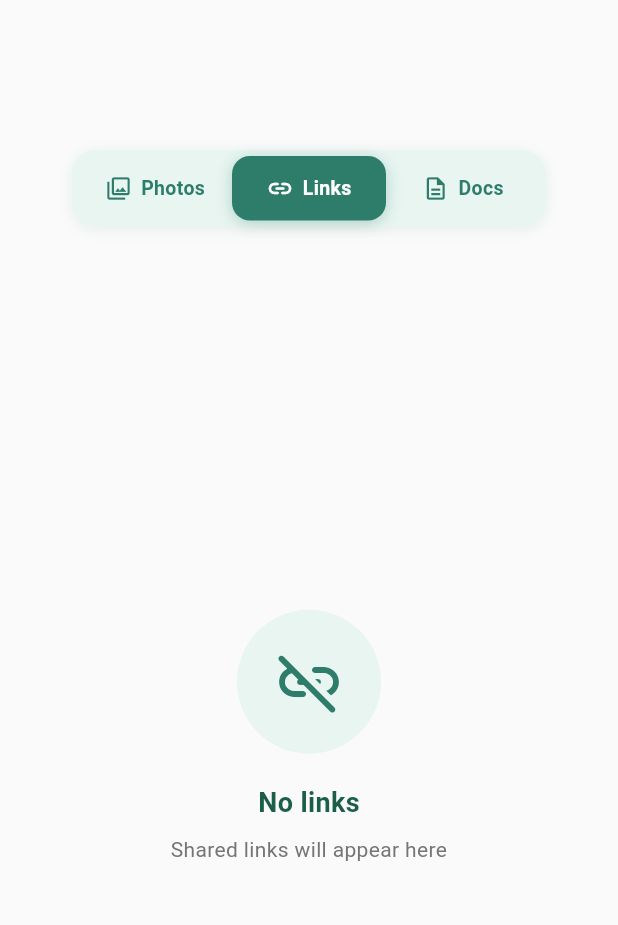
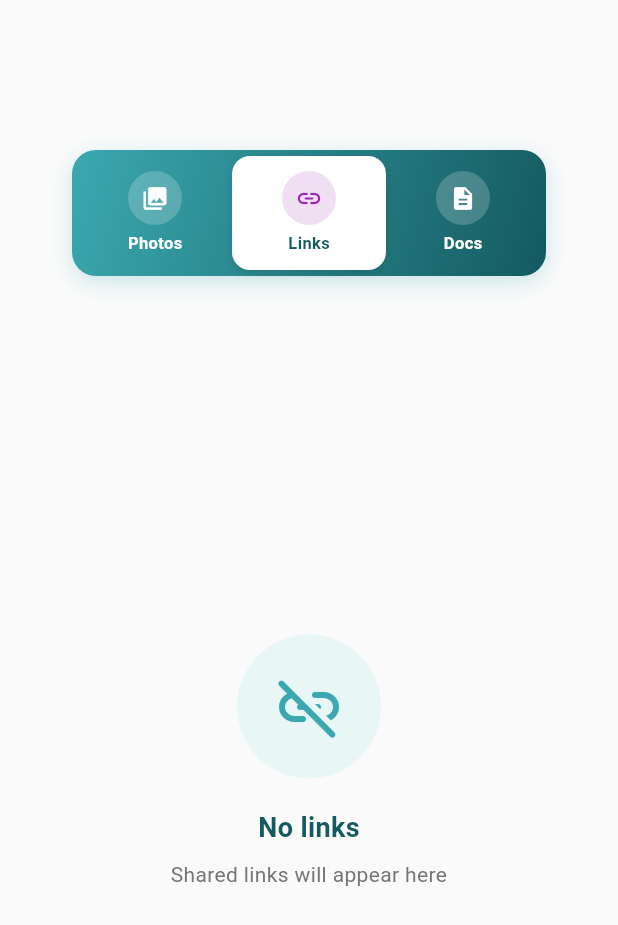
Before and after one commit to donpablitoooooooo/TuyJo, a Flutter app: the MediaScreen screen opened directly, after a tap on "Links", on a phone screen of 412 x 824 dp. Shown: the top 925 px of the screen. Run offline on Flutter 3.47's test engine with Material 3 defaults, Android fonts, the phone set to English and light mode, and no system bars; our stand-ins replace cloud_firestore, file_picker, firebase_core, firebase_messaging, firebase_storage, flutter_compass and 13 more; missing offline and left inert: asn1lib, encrypt, mobile_scanner, pdfx, pointycastle; accounts and stored records are empty; generated files the repository leaves out were written again.

Commit message:
feat: Update media section colors and fix document sharing from external apps
Media Section:
- Update colors to teal theme matching attachment picker modal
- Use gradient background for tab selector (3BA8B0 → 145A60)
- Apply colored icons per category: blue=photos, purple=links, green=docs
- Vertical tab layout with icon circles

Document Sharing Fix (iOS):
- Add document handling in ShareExtension (PDF, DOC, XLS, PPT)
- Add NSExtensionActivationSupportsFileWithMaxCount to Info.plist
- Add loadSharedDocumentPathFromAppGroup in AppDelegate
- Support security-scoped resource access for shared files

https://claude.ai/code/session_01XXxfJ7Wk9V8KiQBFBKe7Gw

```diff
--- a/flutter-app/lib/screens/media_screen.dart
+++ b/flutter-app/lib/screens/media_screen.dart
@@ -10,15 +10,19 @@ import '../models/message.dart';
 import 'pdf_viewer_screen.dart';
 import 'package:url_launcher/url_launcher.dart';
 
-// Colori tema verde fighetto
+// Colori tema teal (stile modale allegati)
 class MediaColors {
-  static const Color primaryGreen = Color(0xFF2E7D6B);
-  static const Color lightGreen = Color(0xFF4CAF93);
-  static const Color accentGreen = Color(0xFF00BFA5);
-  static const Color surfaceGreen = Color(0xFFE8F5F1);
-  static const Color darkGreen = Color(0xFF1B5E4A);
-  static const Color monthBadgeBg = Color(0xFFE0F2EF);
-  static const Color monthBadgeText = Color(0xFF2E7D6B);
+  static const Color primary = Color(0xFF3BA8B0);      // Teal principale
+  static const Color primaryDark = Color(0xFF145A60); // Teal scuro
+  static const Color accent = Color(0xFF4ECDC4);      // Accent teal chiaro
+  static const Color surface = Color(0xFFE8F6F6);     // Surface teal leggero
+  static const Color text = Color(0xFF145A60);        // Testo scuro teal
+  static const Color monthBadgeBg = Color(0xFFD4EFED);
+  static const Color monthBadgeText = Color(0xFF145A60);
+  // Colori icone come nella modale allegati
+  static const Color iconPhoto = Color(0xFF2196F3);    // Blu
+  static const Color iconLink = Color(0xFF9C27B0);     // Viola
+  static const Color iconDocument = Color(0xFF4CAF50); // Verde
 }
 
 class MediaScreen extends StatefulWidget {
@@ -131,79 +135,84 @@ class _MediaScreenState extends State<MediaScreen> {
       margin: const EdgeInsets.symmetric(horizontal: 48),
       padding: const EdgeInsets.all(4),
       decoration: BoxDecoration(
-        color: MediaColors.surfaceGreen,
+        gradient: const LinearGradient(
+          colors: [Color(0xFF3BA8B0), Color(0xFF145A60)],
+          begin: Alignment.topLeft,
+          end: Alignment.bottomRight,
+        ),
         borderRadius: BorderRadius.circular(16),
         boxShadow: [
           BoxShadow(
-            color: MediaColors.primaryGreen.withOpacity(0.1),
-            blurRadius: 8,
-            offset: const Offset(0, 2),
+            color: MediaColors.primary.withOpacity(0.25),
+            blurRadius: 12,
+            offset: const Offset(0, 4),
           ),
         ],
       ),
       child: Row(
         children: [
-          _buildTabButton(0, l10n.mediaTabPhotos, Icons.photo_library_outlined, photoCount),
-          _buildTabButton(1, l10n.mediaTabLinks, Icons.link_rounded, linkCount),
-          _buildTabButton(2, l10n.mediaTabDocuments, Icons.description_outlined, docCount),
+          _buildTabButton(0, l10n.mediaTabPhotos, Icons.photo_library, MediaColors.iconPhoto, photoCount),
+          _buildTabButton(1, l10n.mediaTabLinks, Icons.link_rounded, MediaColors.iconLink, linkCount),
+          _buildTabButton(2, l10n.mediaTabDocuments, Icons.description, MediaColors.iconDocument, docCount),
         ],
       ),
     );
   }
 
-  Widget _buildTabButton(int index, String label, IconData icon, int count) {
+  Widget _buildTabButton(int index, String label, IconData icon, Color iconColor, int count) {
     final isSelected = _selectedTabIndex == index;
     return Expanded(
       child: GestureDetector(
         onTap: () => setState(() => _selectedTabIndex = index),
         child: AnimatedContainer(
           duration: const Duration(milliseconds: 200),
-          padding: const EdgeInsets.symmetric(vertical: 12, horizontal: 8),
+          padding: const EdgeInsets.symmetric(vertical: 10, horizontal: 4),
           decoration: BoxDecoration(
-            color: isSelected ? MediaColors.primaryGreen : Colors.transparent,
+            color: isSelected ? Colors.white : Colors.transparent,
             borderRadius: BorderRadius.circular(12),
             boxShadow: isSelected
                 ? [
                     BoxShadow(
-                      color: MediaColors.primaryGreen.withOpacity(0.3),
-                      blurRadius: 8,
+                      color: Colors.black.withOpacity(0.1),
+                      blurRadius: 4,
                       offset: const Offset(0, 2),
                     ),
                   ]
                 : null,
           ),
-          child: Row(
-            mainAxisAlignment: MainAxisAlignment.center,
+          child: Column(
+            mainAxisSize: MainAxisSize.min,
             children: [
-              Icon(
-                icon,
-                size: 18,
-                color: isSelected ? Colors.white : MediaColors.primaryGreen,
+              Container(
+                width: 36,
+                height: 36,
+                decoration: BoxDecoration(
+                  color: isSelected ? iconColor.withOpacity(0.15) : Colors.white.withOpacity(0.2),
+                  shape: BoxShape.circle,
+                ),
+                child: Icon(
+                  icon,
+                  size: 18,
+                  color: isSelected ? iconColor : Colors.white,
+                ),
               ),
-              const SizedBox(width: 6),
+              const SizedBox(height: 4),
               Text(
                 label,
                 style: TextStyle(
-                  fontSize: 13,
+                  fontSize: 11,
                   fontWeight: FontWeight.w600,
-                  color: isSelected ? Colors.white : MediaColors.primaryGreen,
+                  color: isSelected ? MediaColors.text : Colors.white,
                 ),
               ),
               if (count > 0) ...[
-                const SizedBox(width: 4),
-                Container(
-                  padding: const EdgeInsets.symmetric(horizontal: 6, vertical: 2),
-                  decoration: BoxDecoration(
-                    color: isSelected ? Colors.white.withOpacity(0.2) : MediaColors.primaryGreen.withOpacity(0.15),
-                    borderRadius: BorderRadius.circular(10),
-                  ),
-                  child: Text(
-                    count.toString(),
-                    style: TextStyle(
-                      fontSize: 10,
-                      fontWeight: FontWeight.bold,
-                      color: isSelected ? Colors.white : MediaColors.primaryGreen,
-                    ),
+                const SizedBox(height: 2),
+                Text(
+                  count.toString(),
+                  style: TextStyle(
+                    fontSize: 10,
+                    fontWeight: FontWeight.bold,
+                    color: isSelected ? iconColor : Colors.white70,
                   ),
                 ),
               ],
@@ -359,7 +368,7 @@ class _PhotoGridViewState extends State<_PhotoGridView> {
         decoration: BoxDecoration(
           color: MediaColors.monthBadgeBg,
           borderRadius: BorderRadius.circular(20),
-          border: Border.all(color: MediaColors.primaryGreen.withOpacity(0.2)),
+          border: Border.all(color: MediaColors.primary.withOpacity(0.2)),
         ),
         child: Text(
           month.toUpperCase(),
@@ -382,10 +391,10 @@ class _PhotoGridViewState extends State<_PhotoGridView> {
           Container(
             padding: const EdgeInsets.all(24),
             decoration: BoxDecoration(
-              color: MediaColors.surfaceGreen,
+              color: MediaColors.surface,
               shape: BoxShape.circle,
             ),
-            child: Icon(icon, size: 48, color: MediaColors.primaryGreen),
+            child: Icon(icon, size: 48, color: MediaColors.primary),
           ),
           const SizedBox(height: 20),
           Text(
@@ -393,7 +402,7 @@ class _PhotoGridViewState extends State<_PhotoGridView> {
             style: const TextStyle(
               fontSize: 18,
               fontWeight: FontWeight.w600,
-              color: MediaColors.darkGreen,
+              color: MediaColors.text,
             ),
           ),
           const SizedBox(height: 8),
@@ -463,11 +472,11 @@ class _PhotoGridItem extends StatelessWidget {
               builder: (context, snapshot) {
                 if (snapshot.connectionState == ConnectionState.waiting) {
                   return Container(
-                    color: MediaColors.surfaceGreen,
+                    color: MediaColors.surface,
                     child: const Center(
                       child: CircularProgressIndicator(
                         strokeWidth: 2,
-                        color: MediaColors.primaryGreen,
+                        color: MediaColors.primary,
                       ),
                     ),
                   );
@@ -505,7 +514,7 @@ class _PhotoGridItem extends StatelessWidget {
               child: Container(
                 padding: const EdgeInsets.symmetric(horizontal: 6, vertical: 2),
                 decoration: BoxDecoration(
-                  color: MediaColors.primaryGreen.withOpacity(0.85),
+                  color: MediaColors.primary.withOpacity(0.85),
                   borderRadius: BorderRadius.circular(6),
                 ),
                 child: Text(
@@ -609,7 +618,7 @@ class _LinkListViewState extends State<_LinkListView> {
         decoration: BoxDecoration(
           color: MediaColors.monthBadgeBg,
           borderRadius: BorderRadius.circular(20),
-          border: Border.all(color: MediaColors.primaryGreen.withOpacity(0.2)),
+          border: Border.all(color: MediaColors.primary.withOpacity(0.2)),
         ),
         child: Text(
           month.toUpperCase(),
@@ -632,10 +641,10 @@ class _LinkListViewState extends State<_LinkListView> {
           Container(
             padding: const EdgeInsets.all(24),
             decoration: BoxDecoration(
-              color: MediaColors.surfaceGreen,
+              color: MediaColors.surface,
               shape: BoxShape.circle,
             ),
-            child: Icon(icon, size: 48, color: MediaColors.primaryGreen),
+            child: Icon(icon, size: 48, color: MediaColors.primary),
           ),
           const SizedBox(height: 20),
           Text(
@@ -643,7 +652,7 @@ class _LinkListViewState extends State<_LinkListView> {
             style: const TextStyle(
               fontSize: 18,
               fontWeight: FontWeight.w600,
-              color: MediaColors.darkGreen,
+              color: MediaColors.text,
             ),
           ),
           const SizedBox(height: 8),
@@ -693,10 +702,10 @@ class _LinkListItem extends StatelessWidget {
         decoration: BoxDecoration(
           color: Colors.white,
           borderRadius: BorderRadius.circular(16),
-          border: Border.all(color: MediaColors.primaryGreen.withOpacity(0.15)),
+          border: Border.all(color: MediaColors.primary.withOpacity(0.15)),
           boxShadow: [
             BoxShadow(
-              color: MediaColors.primaryGreen.withOpacity(0.06),
+              color: MediaColors.primary.withOpacity(0.06),
               blurRadius: 8,
               offset: const Offset(0, 2),
             ),
@@ -704,19 +713,16 @@ class _LinkListItem extends StatelessWidget {
         ),
         child: Row(
           children: [
-            // Icona link con stile
+            // Icona link con stile viola
             Container(
               width: 48,
               height: 48,
               decoration: BoxDecoration(
-                gradient: LinearGradient(
-                  colors: [MediaColors.lightGreen, MediaColors.primaryGreen],
-                  begin: Alignment.topLeft,
-                  end: Alignment.bottomRight,
-                ),
+                color: MediaColors.iconLink.withOpacity(0.15),
                 borderRadius: BorderRadius.circular(12),
+                border: Border.all(color: MediaColors.iconLink.withOpacity(0.3)),
               ),
-              child: const Icon(Icons.link_rounded, color: Colors.white, size: 24),
+              child: const Icon(Icons.link_rounded, color: MediaColors.iconLink, size: 24),
             ),
             const SizedBox(width: 14),
             // Info link
@@ -729,7 +735,7 @@ class _LinkListItem extends StatelessWidget {
                     style: const TextStyle(
                       fontWeight: FontWeight.w600,
                       fontSize: 15,
-                      color: MediaColors.darkGreen,
+                      color: MediaColors.text,
                     ),
                     maxLines: 2,
                     overflow: TextOverflow.ellipsis,
@@ -749,14 +755,14 @@ class _LinkListItem extends StatelessWidget {
                   const SizedBox(height: 6),
                   Row(
                     children: [
-                      Icon(Icons.public, size: 12, color: MediaColors.lightGreen),
+                      const Icon(Icons.public, size: 12, color: MediaColors.iconLink),
                       const SizedBox(width: 4),
                       Expanded(
                         child: Text(
                           domain,
-                          style: TextStyle(
+                          style: const TextStyle(
                             fontSize: 12,
-                            color: MediaColors.lightGreen,
+                            color: MediaColors.iconLink,
                             fontWeight: FontWeight.w500,
                           ),
                           overflow: TextOverflow.ellipsis,
@@ -780,13 +786,13 @@ class _LinkListItem extends StatelessWidget {
             Container(
               padding: const EdgeInsets.all(8),
               decoration: BoxDecoration(
-                color: MediaColors.surfaceGreen,
+                color: MediaColors.surface,
                 borderRadius: BorderRadius.circular(8),
               ),
               child: const Icon(
                 Icons.arrow_forward_ios_rounded,
                 size: 14,
-                color: MediaColors.primaryGreen,
+                color: MediaColors.primary,
               ),
             ),
           ],
@@ -890,7 +896,7 @@ class _DocumentListViewState extends State<_DocumentListView> {
         decoration: BoxDecoration(
           color: MediaColors.monthBadgeBg,
           borderRadius: BorderRadius.circular(20),
-          border: Border.all(color: MediaColors.primaryGreen.withOpacity(0.2)),
+          border: Border.all(color: MediaColors.primary.withOpacity(0.2)),
         ),
         child: Text(
           month.toUpperCase(),
@@ -913,10 +919,10 @@ class _DocumentListViewState extends State<_DocumentListView> {
           Container(
             padding: const EdgeInsets.all(24),
             decoration: BoxDecoration(
-              color: MediaColors.surfaceGreen,
+              color: MediaColors.surface,
               shape: BoxShape.circle,
             ),
-            child: Icon(icon, size: 48, color: MediaColors.primaryGreen),
+            child: Icon(icon, size: 48, color: MediaColors.primary),
           ),
           const SizedBox(height: 20),
           Text(
@@ -924,7 +930,7 @@ class _DocumentListViewState extends State<_DocumentListView> {
             style: const TextStyle(
               fontSize: 18,
               fontWeight: FontWeight.w600,
-              color: MediaColors.darkGreen,
+              color: MediaColors.text,
             ),
           ),
           const SizedBox(height: 8),
@@ -970,7 +976,7 @@ class _DocumentListItem extends StatelessWidget {
       case 'pptx':
         return const Color(0xFFFF7043);
       default:
-        return MediaColors.primaryGreen;
+        return MediaColors.primary;
     }
   }
 
@@ -1010,7 +1016,7 @@ class _DocumentListItem extends StatelessWidget {
           ScaffoldMessenger.of(context).showSnackBar(
             SnackBar(
               content: Text(l10n.mediaDocumentOpenHint),
-              backgroundColor: MediaColors.primaryGreen,
+              backgroundColor: MediaColors.primary,
             ),
           );
         }
@@ -1020,10 +1026,10 @@ class _DocumentListItem extends StatelessWidget {
         decoration: BoxDecoration(
           color: Colors.white,
           borderRadius: BorderRadius.circular(16),
-          border: Border.all(color: MediaColors.primaryGreen.withOpacity(0.15)),
+          border: Border.all(color: MediaColors.primary.withOpacity(0.15)),
           boxShadow: [
             BoxShadow(
-              color: MediaColors.primaryGreen.withOpacity(0.06),
+              color: MediaColors.primary.withOpacity(0.06),
               blurRadius: 8,
               offset: const Offset(0, 2),
             ),
@@ -1067,7 +1073,7 @@ class _DocumentListItem extends StatelessWidget {
                     style: const TextStyle(
                       fontWeight: FontWeight.w600,
                       fontSize: 15,
-                      color: MediaColors.darkGreen,
+                      color: MediaColors.text,
                     ),
                     maxLines: 2,
                     overflow: TextOverflow.ellipsis,
@@ -1119,13 +1125,13 @@ class _DocumentListItem extends StatelessWidget {
             Container(
               padding: const EdgeInsets.all(8),
               decoration: BoxDecoration(
-                color: MediaColors.surfaceGreen,
+                color: MediaColors.surface,
                 borderRadius: BorderRadius.circular(8),
               ),
               child: const Icon(
                 Icons.arrow_forward_ios_rounded,
                 size: 14,
-                color: MediaColors.primaryGreen,
+                color: MediaColors.primary,
               ),
             ),
           ],
@@ -1187,7 +1193,7 @@ class _FullscreenImageViewerState extends State<_FullscreenImageViewer> {
                     return Column(
                       mainAxisAlignment: MainAxisAlignment.center,
                       children: [
-                        const CircularProgressIndicator(color: MediaColors.accentGreen),
+                        const CircularProgressIndicator(color: MediaColors.accent),
                         const SizedBox(height: 16),
                         Text(
                           l10n.mediaLoadingImage,
@@ -1233,7 +1239,7 @@ class _FullscreenImageViewerState extends State<_FullscreenImageViewer> {
                       icon: const Icon(Icons.close, color: Colors.white, size: 32),
                       onPressed: () => Navigator.of(context).pop(),
                       style: IconButton.styleFrom(
-                        backgroundColor: MediaColors.primaryGreen.withOpacity(0.7),
+                        backgroundColor: MediaColors.primary.withOpacity(0.7),
                       ),
                     ),
                   ),
@@ -1277,7 +1283,7 @@ class _FullscreenImageViewerState extends State<_FullscreenImageViewer> {
                         Row(
                           mainAxisAlignment: MainAxisAlignment.center,
                           children: [
-                            const Icon(Icons.lock, color: MediaColors.accentGreen, size: 14),
+                            const Icon(Icons.lock, color: MediaColors.accent, size: 14),
                             const SizedBox(width: 4),
                             Text(
                               '${l10n.mediaEncryptedE2E} • ${_formatFileSize(widget.attachment.fileSize)}',
```
Also changed, not shown: 3 other files.
